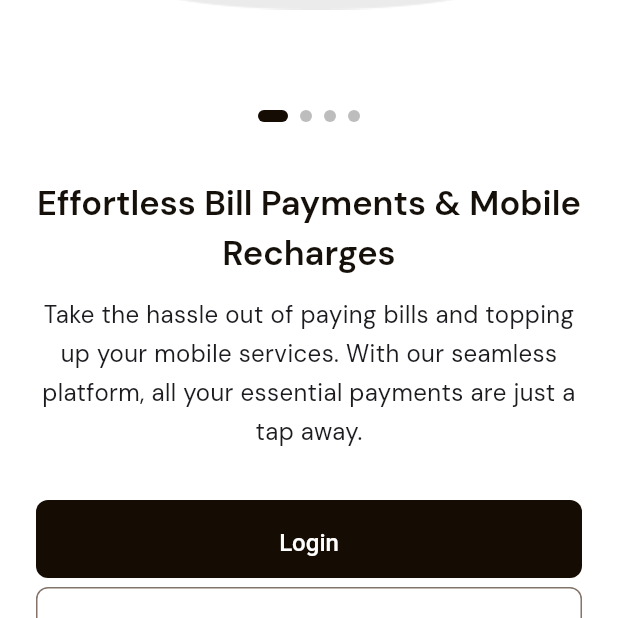
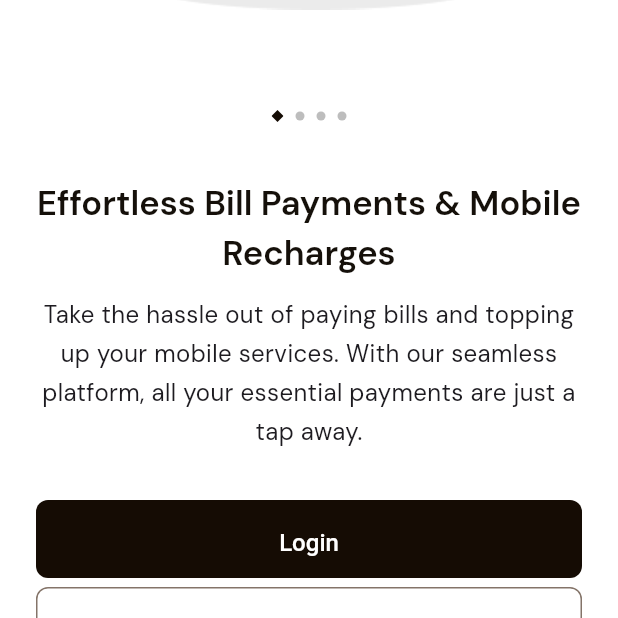
Before and after one commit to debugtitan/vino, a Flutter app: the screen it shows after launch, on a phone screen of 412 x 824 dp, the part 535-1153 px from its top. Run offline on Flutter 3.47's test engine with Material 3 defaults, Android fonts, the phone set to English and light mode, and no system bars; our stand-ins replace google_fonts.

Commit message:
updated dot indicators

```diff
--- a/lib/widgets/dots_indicators.dart
+++ b/lib/widgets/dots_indicators.dart
@@ -1,30 +1,55 @@
 import 'package:flutter/material.dart';
+import 'package:vino/widgets/ploygon_clipper.dart';
 
 class DotsIndicator extends StatelessWidget {
-  const DotsIndicator({super.key, required this.count, required this.index});
+  const DotsIndicator({
+    super.key,
+    required this.count,
+    required this.index,
+    this.polygonSides = 4,
+  });
 
   final int count;
   final int index;
+  final int polygonSides;
 
   @override
   Widget build(BuildContext context) {
+    final primary = Theme.of(context).colorScheme.primary;
+    final inactive = Colors.grey.shade400;
+
     return Row(
       mainAxisAlignment: MainAxisAlignment.center,
-      children: List.generate(
-        count,
-        (i) => AnimatedContainer(
+      children: List.generate(count, (i) {
+        final isActive = i == index;
+
+        return AnimatedSwitcher(
           duration: const Duration(milliseconds: 300),
-          margin: const EdgeInsets.symmetric(horizontal: 4),
-          height: 8,
-          width: i == index ? 20 : 8,
-          decoration: BoxDecoration(
-            color: i == index
-                ? Theme.of(context).colorScheme.primary
-                : Colors.grey.shade400,
-            borderRadius: BorderRadius.circular(8),
-          ),
-        ),
-      ),
+          transitionBuilder: (child, animation) =>
+              ScaleTransition(scale: animation, child: child),
+          child: isActive
+              ? ClipPath(
+                  key: ValueKey('polygon_$i'),
+                  clipper: PolygonClipper(sides: polygonSides),
+                  child: Container(
+                    width: 8,
+                    height: 8,
+                    color: primary,
+                    margin: const EdgeInsets.symmetric(horizontal: 4),
+                  ),
+                )
+              : Container(
+                  key: ValueKey('ellipse_$i'),
+                  width: 6,
+                  height: 6,
+                  margin: const EdgeInsets.symmetric(horizontal: 4),
+                  decoration: BoxDecoration(
+                    color: inactive,
+                    shape: BoxShape.circle,
+                  ),
+                ),
+        );
+      }),
     );
   }
 }
```
